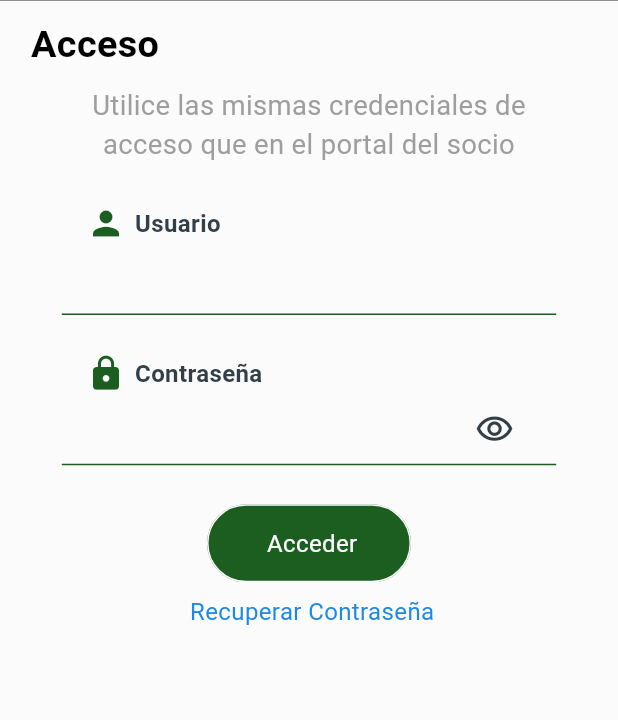
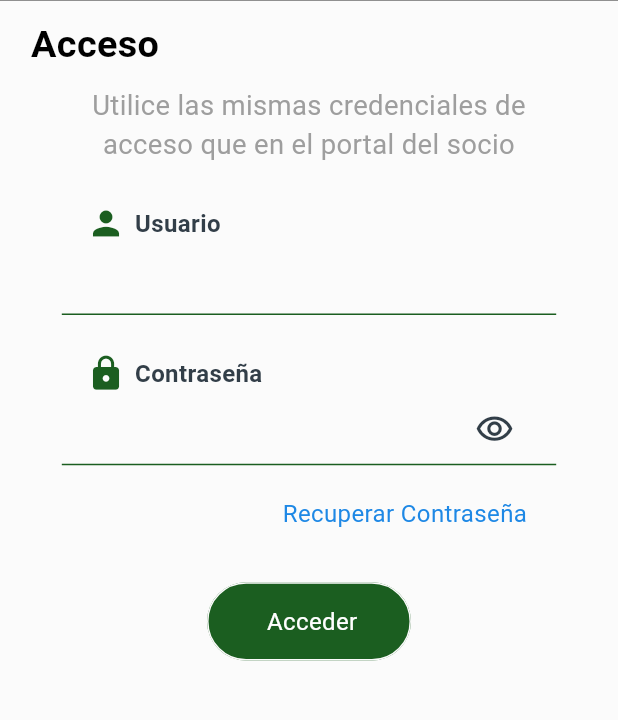
Before and after one commit to Javicoviran/AppSocioTest, a Flutter app: the screen it shows after launch, on a phone screen of 412 x 824 dp, the part 49-769 px from its top. Run offline on Flutter 3.47's test engine with Material 3 defaults, Android fonts, the phone set to English and light mode, and no system bars; our stand-ins replace barcode_widget, cached_network_image, flutter_riverpod, google_fonts, shimmer, webview_flutter; missing offline and left inert: webview_flutter_android, webview_flutter_wkwebview.

Commit message:
style: add scrollbar to article barcode widget + change aligment sign in + add physics to scrollviews

```diff
--- a/lib/features/auth/sign_in/log_out.dart
+++ b/lib/features/auth/sign_in/log_out.dart
@@ -34,9 +34,7 @@ class LogOut extends StatelessWidget {
                   ],
                 ),
               ),
-              const Divider(
-                color: CommonTheme.dividerColor,
-              ),
+              const Divider(color: CommonTheme.dividerColor),
               Padding(
                 padding: EdgeInsets.symmetric(horizontal: wJM(5), vertical: wJM(5)),
                 child: Column(
--- a/lib/features/auth/sign_in/sig_in.dart
+++ b/lib/features/auth/sign_in/sig_in.dart
@@ -8,6 +8,7 @@ import 'package:app_socio_test/presentation/widgets/body.dart';
 import 'package:app_socio_test/presentation/widgets/input.dart';
 import 'package:app_socio_test/presentation/widgets/input_pass.dart';
 import 'package:flutter/material.dart';
+import 'package:flutter/widgets.dart';
 
 class SignIn extends StatelessWidget {
   const SignIn({super.key});
@@ -23,7 +24,6 @@ class SignIn extends StatelessWidget {
               SizedBox(
                 width: wJM(80),
                 child: Column(
-                  crossAxisAlignment: CrossAxisAlignment.center,
                   children: [
                     Text(
                       "Utilice las mismas credenciales de acceso que en el portal del socio",
@@ -31,20 +31,30 @@ class SignIn extends StatelessWidget {
                       textAlign: TextAlign.center,
                     ),
                     SizedBox(height: hJM(4)),
-                    const Input(label: "Usuario", icon: Icons.person,),
+                    const Input(
+                      label: "Usuario",
+                      icon: Icons.person,
+                    ),
                     SizedBox(height: hJM(4)),
-                    const InputPass(label: "Contraseña",icon: Icons.lock,),
+                    const InputPass(
+                      label: "Contraseña",
+                      icon: Icons.lock,
+                    ),
+                    SizedBox(height: hJM(2)),
+                    Align(
+                      alignment: Alignment.centerRight,
+                      child: BaseButton(
+                        width: wJM(50),
+                        text: "Recuperar Contraseña",
+                        buttonTextColor: CommonTheme.linkColor,
+                      ),
+                    ),
                     SizedBox(height: hJM(4)),
                     BaseButton(
                       height: hJM(8),
                       onClick: () => Navigator.push(context, MaterialPageRoute(builder: (context) => const NavBar())),
                       text: "Acceder",
                       backgroundColor: AppColors.green900,
-                    ),
-                    BaseButton(
-                      width: wJM(60),
-                      text: "Recuperar Contraseña",
-                      buttonTextColor: CommonTheme.linkColor,
                     ),
                   ],
                 ),
--- a/lib/features/mailbox/widgets/mailbox.dart
+++ b/lib/features/mailbox/widgets/mailbox.dart
@@ -17,6 +17,7 @@ class MailBox extends ConsumerWidget {
       child: Scaffold(
         extendBody: true,
         body: SingleChildScrollView(
+          physics: const ClampingScrollPhysics(),
           child: Column(
             children: [
               const CoviBar(),
--- a/lib/features/purchases/widgets/screens/orders.dart
+++ b/lib/features/purchases/widgets/screens/orders.dart
@@ -40,9 +40,11 @@ class _OrdersDatatable extends StatelessWidget {
   @override
   Widget build(BuildContext context) {
     return SingleChildScrollView(
+      physics: const ClampingScrollPhysics(),
       scrollDirection: Axis.horizontal,
       child: DataTable(
-        border: const TableBorder(bottom: BorderSide(color: AppColors.green900), top: BorderSide(color: AppColors.green900)),
+        border: const TableBorder(
+            bottom: BorderSide(color: AppColors.green900), top: BorderSide(color: AppColors.green900)),
         columnSpacing: wJM(2),
         dataTextStyle: CommonTheme.bodySmall.copyWith(fontWeight: FontWeight.bold),
         columns: <DataColumn>[
--- a/lib/presentation/widgets/base_list_item.dart
+++ b/lib/presentation/widgets/base_list_item.dart
@@ -40,11 +40,7 @@ class BaseListItem extends StatelessWidget {
               ],
             ),
           ),
-          if (divider)
-            const Divider(
-              height: 0,
-              color: CommonTheme.dividerColor,
-            ),
+          if (divider) const Divider(height: 0, color: CommonTheme.dividerColor),
         ],
       ),
     );
```
Also changed, not shown: lib/features/article/presentation/widgets/article_bar_codes.dart (+8 -2 lines).
